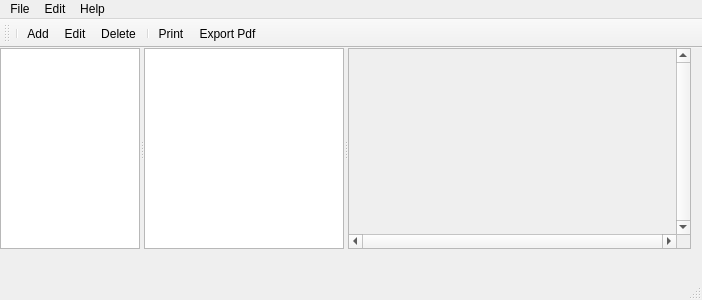
This is src/jmbde/views/mainwindow.ui in jmuelbert/jmbde-QT as Qt 5 draws it before an edit. The edited form follows.
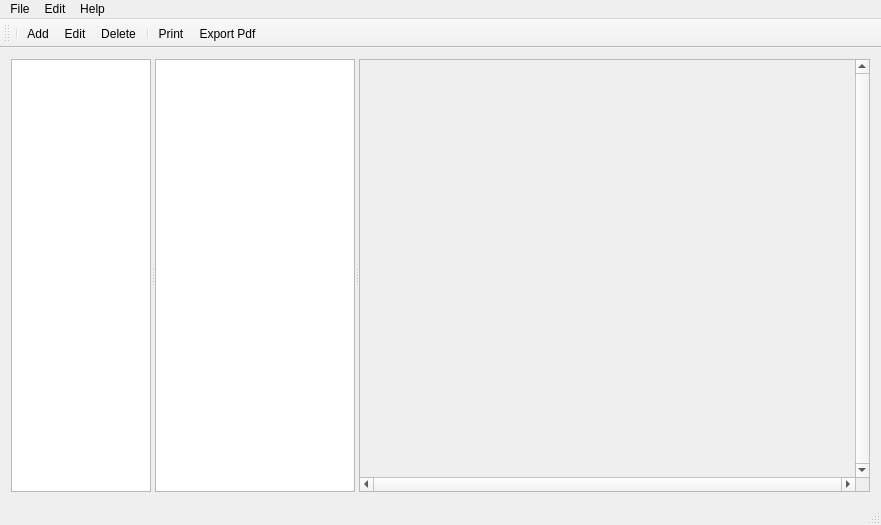
This is the edited form. Icons and pictures are not drawn.

The edit to the form file:
```diff
--- a/src/jmbde/views/mainwindow.ui
+++ b/src/jmbde/views/mainwindow.ui
@@ -9,8 +9,8 @@
    <rect>
     <x>0</x>
     <y>0</y>
-    <width>702</width>
-    <height>300</height>
+    <width>881</width>
+    <height>525</height>
    </rect>
   </property>
   <property name="sizePolicy">
@@ -35,33 +35,21 @@
    <string>JMBDE Version 0.4.0 (c) Jürgen Mülbert</string>
   </property>
   <widget class="QWidget" name="centralWidget">
+   <property name="sizePolicy">
+    <sizepolicy hsizetype="Preferred" vsizetype="Preferred">
+     <horstretch>2</horstretch>
+     <verstretch>0</verstretch>
+    </sizepolicy>
+   </property>
    <property name="minimumSize">
     <size>
      <width>300</width>
      <height>0</height>
     </size>
    </property>
+   <layout class="QVBoxLayout" name="verticalLayout">
+    <item>
    <widget class="QSplitter" name="splitter">
-    <property name="geometry">
-     <rect>
-      <x>0</x>
-      <y>0</y>
-      <width>691</width>
-      <height>201</height>
-     </rect>
-    </property>
-    <property name="sizePolicy">
-     <sizepolicy hsizetype="Maximum" vsizetype="Maximum">
-      <horstretch>0</horstretch>
-      <verstretch>0</verstretch>
-     </sizepolicy>
-    </property>
-    <property name="minimumSize">
-     <size>
-      <width>200</width>
-      <height>200</height>
-     </size>
-    </property>
     <property name="orientation">
      <enum>Qt::Horizontal</enum>
     </property>
@@ -144,20 +132,22 @@
        <rect>
         <x>0</x>
         <y>0</y>
-        <width>335</width>
-        <height>199</height>
+          <width>485</width>
+          <height>390</height>
        </rect>
       </property>
      </widget>
     </widget>
    </widget>
+    </item>
+   </layout>
   </widget>
   <widget class="QMenuBar" name="menuBar">
    <property name="geometry">
     <rect>
      <x>0</x>
      <y>0</y>
-     <width>702</width>
+     <width>881</width>
      <height>22</height>
     </rect>
    </property>
```
Left out of the diff: 20 changed lines with no effect on the pictures. Lines whose indentation alone changed are shown as unchanged.
